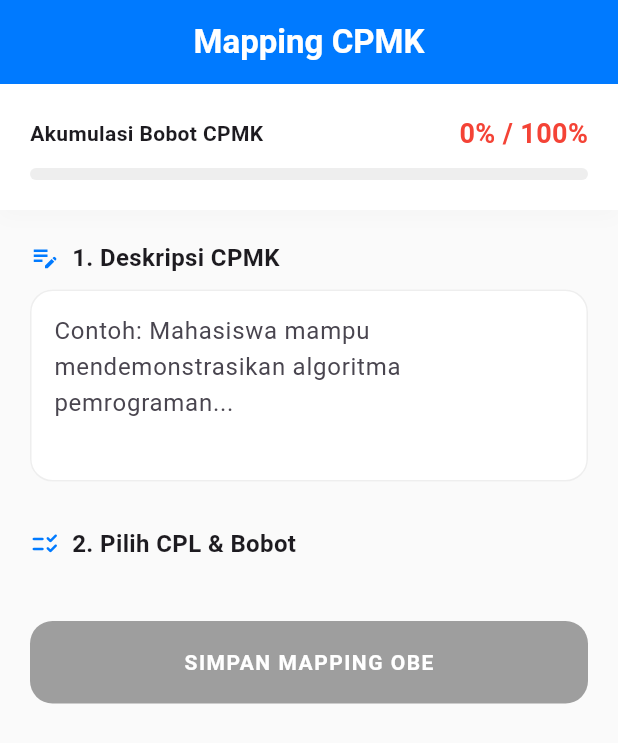
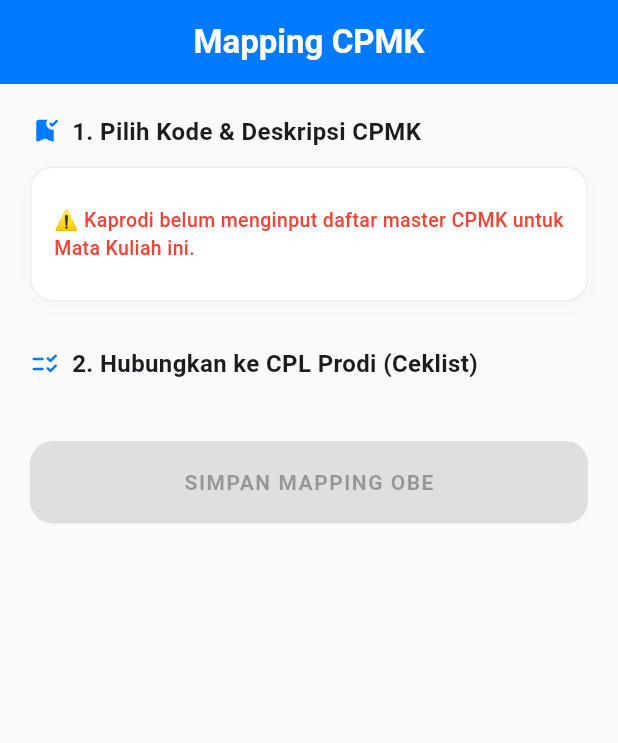
Before and after one commit to AgungRizkiSaputra/apps_obe, a Flutter app: the MappingPage screen opened directly with empty values, on a phone screen of 412 x 824 dp. Shown: the top 743 px of the screen. Run offline on Flutter 3.47's test engine with Material 3 defaults, Android fonts, the light colour scheme and no system bars; our stand-ins replace fl_chart, image_picker, pdf, printing, signature, supabase_flutter; accounts and stored records are empty; network calls fail.

Commit message:
Revisi lagi dan Menambah manage CPMK

```diff
--- a/lib/pages/dosen/mapping_page.dart
+++ b/lib/pages/dosen/mapping_page.dart
@@ -20,27 +20,50 @@ class _MappingPageState extends State<MappingPage> {
   // --- PENYELARASAN WARNA SOLID SESUAI LOGO (TANPA GRADASI) ---
   static const Color primaryColor = Color(0xFF007AFF);
 
-  Map<String, TextEditingController> _weightControllers = {};
-
+  // --- PERSENAN DIHAPUS: Weight controllers tidak digunakan lagi karena dospem minta tanpa persenan ---
   List<Map<String, dynamic>> listCpl = [];
   List<String> selectedCplIds = [];
   List<String> standarCplIds = [];
   bool isLoading = false;
 
+  List<Map<String, dynamic>> listMasterCpmk = [];
+  String? selectedMasterCpmkId;
+  String? selectedKodeCpmk;
+
   @override
   void initState() {
     super.initState();
     _fetchCplDanStandar();
+    _fetchMasterCpmkProdi();
   }
 
   @override
   void dispose() {
     _cpmkController.dispose();
-    _weightControllers.forEach((_, controller) => controller.dispose());
     super.dispose();
   }
 
-  // --- LOGIKA FETCH DATA (UTUH 100%) ---
+  // --- LOGIKA FETCH DATA MASTER CPMK PRODI (UTUH 100%) ---
+  Future<void> _fetchMasterCpmkProdi() async {
+    try {
+      final String mkId = widget.rpsData['mata_kuliah_id'].toString();
+      final response = await _supabase
+          .from('master_cpmk')
+          .select('*')
+          .eq('mata_kuliah_id', mkId)
+          .order('kode_cpmk', ascending: true);
+
+      if (mounted) {
+        setState(() {
+          listMasterCpmk = List<Map<String, dynamic>>.from(response);
+        });
+      }
+    } catch (e) {
+      debugPrint("Error mengambil master CPMK prodi: $e");
+    }
+  }
+
+  // --- LOGIKA FETCH DATA CPL (UTUH 100%) ---
   Future<void> _fetchCplDanStandar() async {
     setState(() => isLoading = true);
     try {
@@ -54,9 +77,6 @@ class _MappingPageState extends State<MappingPage> {
 
         if (!widget.isRevision) {
           selectedCplIds = List<String>.from(standarCplIds);
-          for (var id in selectedCplIds) {
-            _weightControllers[id] = TextEditingController(text: "0");
-          }
         }
       });
     } catch (e) {
@@ -64,14 +84,6 @@ class _MappingPageState extends State<MappingPage> {
     } finally {
       setState(() => isLoading = false);
     }
-  }
-
-  double _calculateTotalWeight() {
-    double total = 0;
-    _weightControllers.forEach((_, controller) {
-      total += double.tryParse(controller.text) ?? 0;
-    });
-    return total;
   }
 
   // --- LOGIKA NOTIFIKASI CUSTOM (UTUH) ---
@@ -97,25 +109,20 @@ class _MappingPageState extends State<MappingPage> {
     );
   }
 
-  // --- LOGIKA SIMPAN KOMPLIT (UTUH 100%) ---
+  // --- LOGIKA SIMPAN KOMPLIT (DIBERSIHKAN DARI ATURAN WAJIB 100%) ---
   Future<void> _simpanMapping() async {
-    if (_cpmkController.text.isEmpty || selectedCplIds.isEmpty) {
-      _showCustomNotif("Isi CPMK dan pilih minimal 1 CPL!", Colors.orange);
-      return;
-    }
-
-    double total = _calculateTotalWeight();
-    if (total != 100) {
-      _showCustomNotif("Total bobot harus pas 100%! (Sekarang: ${total.toInt()}%)", Colors.red);
+    if (selectedMasterCpmkId == null || _cpmkController.text.isEmpty || selectedCplIds.isEmpty) {
+      _showCustomNotif("Silakan pilih Kode CPMK dan pilih minimal 1 CPL hubungannya!", Colors.orange);
       return;
     }
 
     setState(() => isLoading = true);
     try {
       final rpsId = widget.rpsData['id'].toString();
+
+      // Karena dospem minta tanpa persenan, bobot otomatis kita set default 0 atau null di database gung gpp aman!
       List<Map<String, dynamic>> mappingData = selectedCplIds.map((id) {
-        int bobotInput = int.tryParse(_weightControllers[id]?.text ?? "0") ?? 0;
-        return {'cpl_id': id, 'bobot': bobotInput};
+        return {'cpl_id': id, 'bobot': 0};
       }).toList();
 
       if (widget.isRevision) await _rpsService.deleteExistingMapping(rpsId);
@@ -125,6 +132,19 @@ class _MappingPageState extends State<MappingPage> {
         deskripsi: _cpmkController.text.trim(),
         mappingData: mappingData,
       );
+
+      try {
+        await _supabase
+            .from('cpmk')
+            .update({
+              'kode_cpmk': selectedKodeCpmk,
+              'mata_kuliah_id': widget.rpsData['mata_kuliah_id'].toString()
+            })
+            .eq('rps_id', rpsId)
+            .eq('deskripsi', _cpmkController.text.trim());
+      } catch (dbErr) {
+        debugPrint("Sinkronisasi kode_cpmk dilewati: $dbErr");
+      }
 
       if (widget.isRevision) await _rpsService.tandaiRevisiSelesai(rpsId);
 
@@ -141,8 +161,8 @@ class _MappingPageState extends State<MappingPage> {
 
   @override
   Widget build(BuildContext context) {
-    double currentTotal = _calculateTotalWeight();
-    bool isDone = currentTotal == 100;
+    // Tombol simpan sekarang selalu aktif hijau selama dosen sudah memilih item pilihan gung
+    bool isReadyToSubmit = selectedMasterCpmkId != null && selectedCplIds.isNotEmpty;
 
     return Scaffold(
       backgroundColor: Colors.grey.shade50,
@@ -157,61 +177,26 @@ class _MappingPageState extends State<MappingPage> {
         ? const Center(child: CircularProgressIndicator())
         : Column(
             children: [
-              _buildWeightIndicator(currentTotal, isDone),
+              // --- SEKARANG BERSIH: Progress bar akumulasi persenan 100% di atas sudah dihilangkan penuh ---
               Expanded(
                 child: SingleChildScrollView(
                   padding: const EdgeInsets.all(20),
                   child: Column(
                     crossAxisAlignment: CrossAxisAlignment.start,
                     children: [
-                      _buildSectionTitle("1. Deskripsi CPMK", Icons.edit_note),
-                      const SizedBox(height: 10),
-                      _buildCpmkInput(),
+                      _buildSectionTitle("1. Pilih Kode & Deskripsi CPMK", Icons.bookmark_added_rounded),
+                      const SizedBox(height: 12),
+                      _buildCpmkDropdownInput(),
                       const SizedBox(height: 30),
-                      _buildSectionTitle("2. Pilih CPL & Bobot", Icons.checklist_rtl_rounded),
+                      _buildSectionTitle("2. Hubungkan ke CPL Prodi (Ceklist)", Icons.checklist_rtl_rounded),
                       const SizedBox(height: 10),
                       ...listCpl.map((cpl) => _buildCplCard(cpl)),
                       const SizedBox(height: 30),
-                      _buildSubmitButton(isDone),
+                      _buildSubmitButton(isReadyToSubmit),
                       const SizedBox(height: 20),
                     ],
                   ),
                 ),
-              ),
-            ],
-          ),
-    );
-  }
-
-  // --- KOMPONEN UI HELPER ---
-
-  Widget _buildWeightIndicator(double total, bool isDone) {
-    return Container(
-      width: double.infinity,
-      padding: const EdgeInsets.all(20),
-      decoration: BoxDecoration(
-        color: Colors.white,
-        boxShadow: [
-          BoxShadow(color: Colors.black.withOpacity(0.02), blurRadius: 10, offset: const Offset(0, 4))
-        ],
-      ),
-      child: Column(
-        children: [
-          Row(
-            mainAxisAlignment: MainAxisAlignment.spaceBetween,
-            children: [
-              const Text("Akumulasi Bobot CPMK", style: TextStyle(fontWeight: FontWeight.w600)),
-              Text("${total.toInt()}% / 100%",
-                style: TextStyle(fontWeight: FontWeight.bold, fontSize: 18, color: isDone ? Colors.green : Colors.red)),
-            ],
-          ),
-          const SizedBox(height: 10),
-          LinearProgressIndicator(
-            value: total / 100,
-            backgroundColor: Colors.grey.shade200,
-            valueColor: AlwaysStoppedAnimation<Color>(isDone ? Colors.green : Colors.orange),
-            minHeight: 8,
-            borderRadius: BorderRadius.circular(10),
               ),
             ],
           ),
@@ -228,16 +213,76 @@ class _MappingPageState extends State<MappingPage> {
     );
   }
 
-  Widget _buildCpmkInput() {
-    return TextField(
-      controller: _cpmkController,
-      maxLines: 4,
+  Widget _buildCpmkDropdownInput() {
+    return Container(
+      padding: const EdgeInsets.all(15),
+      decoration: BoxDecoration(
+        color: Colors.white,
+        borderRadius: BorderRadius.circular(15),
+        boxShadow: [BoxShadow(color: Colors.black.withOpacity(0.01), blurRadius: 10, offset: const Offset(0, 4))],
+        border: Border.all(color: Colors.grey.shade200),
+      ),
+      child: Column(
+        crossAxisAlignment: CrossAxisAlignment.start,
+        children: [
+          listMasterCpmk.isEmpty
+              ? const Padding(
+                  padding: EdgeInsets.symmetric(vertical: 10),
+                  child: Text(
+                    "⚠️ Kaprodi belum menginput daftar master CPMK untuk Mata Kuliah ini.",
+                    style: TextStyle(color: Colors.red, fontSize: 13, fontWeight: FontWeight.w500),
+                  ),
+                )
+              : DropdownButtonFormField<String>(
+                  value: selectedMasterCpmkId,
+                  hint: const Text("-- Klik Pilih Kode CPMK Kurikulum --", style: TextStyle(fontSize: 13)),
+                  isExpanded: true,
                   decoration: InputDecoration(
-        hintText: "Contoh: Mahasiswa mampu mendemonstrasikan algoritma pemrograman...",
+                    prefixIcon: const Icon(Icons.qr_code, color: primaryColor, size: 20),
                     filled: true,
-        fillColor: Colors.white,
-        border: OutlineInputBorder(borderRadius: BorderRadius.circular(15), borderSide: BorderSide(color: Colors.grey.shade300)),
-        enabledBorder: OutlineInputBorder(borderRadius: BorderRadius.circular(15), borderSide: BorderSide(color: Colors.grey.shade200)),
+                    fillColor: Colors.grey.shade50,
+                    border: OutlineInputBorder(borderRadius: BorderRadius.circular(12), borderSide: BorderSide(color: Colors.grey.shade200)),
+                    enabledBorder: OutlineInputBorder(borderRadius: BorderRadius.circular(12), borderSide: BorderSide(color: Colors.grey.shade100)),
+                  ),
+                  items: listMasterCpmk.map((item) {
+                    return DropdownMenuItem<String>(
+                      value: item['id'].toString(),
+                      child: Text(
+                        "${item['kode_cpmk']} : ${item['deskripsi']}",
+                        overflow: TextOverflow.ellipsis,
+                        style: const TextStyle(fontSize: 13, fontWeight: FontWeight.w600),
+                      ),
+                    );
+                  }).toList(),
+                  onChanged: (value) {
+                    final selectedData = listMasterCpmk.firstWhere((element) => element['id'].toString() == value);
+                    setState(() {
+                      selectedMasterCpmkId = value;
+                      selectedKodeCpmk = selectedData['kode_cpmk']?.toString();
+                      _cpmkController.text = selectedData['deskripsi']?.toString() ?? '';
+                    });
+                  },
+                ),
+          if (_cpmkController.text.isNotEmpty) ...[
+            const Padding(
+              padding: EdgeInsets.only(top: 15, bottom: 5),
+              child: Text("Deskripsi Capaian Resmi (Kaprodi):", style: TextStyle(fontWeight: FontWeight.bold, fontSize: 12, color: Colors.grey)),
+            ),
+            Container(
+              width: double.infinity,
+              padding: const EdgeInsets.all(15),
+              decoration: BoxDecoration(
+                color: Colors.grey.shade50,
+                borderRadius: BorderRadius.circular(12),
+                border: Border.all(color: Colors.grey.shade200),
+              ),
+              child: Text(
+                _cpmkController.text,
+                style: const TextStyle(fontSize: 13, height: 1.4, fontWeight: FontWeight.w500, color: Colors.black87),
+              ),
+            ),
+          ],
+        ],
       ),
     );
   }
@@ -256,9 +301,7 @@ class _MappingPageState extends State<MappingPage> {
         border: Border.all(color: isSelected ? primaryColor : Colors.transparent, width: 2),
         boxShadow: [BoxShadow(color: Colors.black.withOpacity(0.02), blurRadius: 8, offset: const Offset(0, 4))],
       ),
-      child: Column(
-        children: [
-          CheckboxListTile(
+      child: CheckboxListTile(
         activeColor: primaryColor,
         title: Row(
           children: [
@@ -279,49 +322,28 @@ class _MappingPageState extends State<MappingPage> {
           setState(() {
             if (val == true) {
               selectedCplIds.add(cplId);
-                  _weightControllers[cplId] = TextEditingController(text: "0");
             } else {
               selectedCplIds.remove(cplId);
-                  _weightControllers[cplId]?.dispose();
-                  _weightControllers.remove(cplId);
             }
           });
         },
       ),
-          if (isSelected)
-            Padding(
-              padding: const EdgeInsets.fromLTRB(15, 0, 15, 15),
-              child: TextField(
-                controller: _weightControllers[cplId],
-                keyboardType: TextInputType.number,
-                onChanged: (_) => setState(() {}),
-                decoration: InputDecoration(
-                  prefixIcon: const Icon(Icons.percent, size: 16),
-                  labelText: "Bobot (%)",
-                  filled: true,
-                  fillColor: Colors.grey.shade50,
-                  border: OutlineInputBorder(borderRadius: BorderRadius.circular(10), borderSide: BorderSide(color: Colors.grey.shade300)),
-                  enabledBorder: OutlineInputBorder(borderRadius: BorderRadius.circular(10), borderSide: BorderSide(color: Colors.grey.shade200)),
-                ),
-              ),
-            ),
-        ],
-      ),
+      // --- SEKARANG BERSIH: Textfield input bobot persen (%) di bawah list tile ini sudah dihapus total ---
     );
   }
 
-  Widget _buildSubmitButton(bool isDone) {
+  Widget _buildSubmitButton(bool isReady) {
     return SizedBox(
       width: double.infinity,
       height: 55,
       child: ElevatedButton(
         style: ElevatedButton.styleFrom(
-          backgroundColor: isDone ? Colors.green : Colors.grey,
+          backgroundColor: isReady ? Colors.green : Colors.grey,
           foregroundColor: Colors.white,
           shape: RoundedRectangleBorder(borderRadius: BorderRadius.circular(15)),
-          elevation: isDone ? 3 : 0,
+          elevation: isReady ? 3 : 0,
         ),
-        onPressed: isLoading ? null : _simpanMapping,
+        onPressed: (isLoading || !isReady) ? null : _simpanMapping,
         child: Text(
           isLoading ? "PROSES MENYIMPAN..." : "SIMPAN MAPPING OBE",
           style: const TextStyle(fontWeight: FontWeight.bold, letterSpacing: 1),
--- a/lib/pages/kaprodi/dashboard_kaprodi.dart
+++ b/lib/pages/kaprodi/dashboard_kaprodi.dart
@@ -8,6 +8,7 @@ import '../../shared/detail_rps_page.dart';
 import '../auth/login_page.dart';
 import 'manage_mk_page.dart';
 import 'manage_dosen_page.dart';
+import 'manage_cpmk_page.dart'; // --- IMPORT HALAMAN BARU MASTER CPMK ---
 import 'package:fl_chart/fl_chart.dart';
 import 'profile_kaprodi_page.dart';
 
@@ -90,11 +91,8 @@ class _DashboardKaprodiState extends State<DashboardKaprodi> {
   // --- LOGIKA CETAK PDF MANDIRI KAPRODI (UTUH DENGAN EMBEDDED PDF HELPER ENGINE) ---
   Future<void> _printKaprodiPdf(String rpsId) async {
     try {
-      // 1. Ambil data detail lengkap dokumen RPS master
       final fullData = await rpsService.getRpsDetail(rpsId);
-      // 2. Ambil data sebaran matriks CPMK & CPL kurikulum prodi
       final mapping = await rpsService.getMappingFullForPdf(rpsId);
-      // 3. Eksekusi cetak lembar fisik via layout PDF helper
       await PdfHelper.cetakRps(fullData, mapping);
     } catch (e) {
       debugPrint("Gagal memproses cetak berkas: $e");
@@ -345,7 +343,6 @@ class _DashboardKaprodiState extends State<DashboardKaprodi> {
           children: [
             Text("Oleh: ${rps['users']?['nama'] ?? '-'}", style: const TextStyle(fontSize: 12, color: Colors.grey)),
             const SizedBox(height: 8),
-            // --- MENAMPILKAN ICON NOTIF REVISI DI SEBELAH CHIP STATUS ---
             Row(
               children: [
                 _buildSmallStatusChip(status, statusColor),
@@ -356,7 +353,6 @@ class _DashboardKaprodiState extends State<DashboardKaprodi> {
                   ),
               ],
             ),
-            // --- MENAMPILKAN TEKS CATATAN REVISI JIKA ADA ---
             if (status == 'revisi' && rps['catatan'] != null)
               Padding(
                 padding: const EdgeInsets.only(top: 6),
@@ -372,14 +368,12 @@ class _DashboardKaprodiState extends State<DashboardKaprodi> {
         trailing: Row(
           mainAxisSize: MainAxisSize.min,
           children: [
-            // --- KONDISI AMAN: TOMBOL HANYA AKTIF MUNCUL UNTUK YANG APPROVED/DISETUJUI ---
             if (status == 'approved')
               IconButton(
                 icon: const Icon(Icons.print_rounded, color: primaryColor, size: 22),
                 tooltip: 'Cetak RPS',
                 onPressed: () async {
                   _showCustomNotif("Mempersiapkan berkas PDF...", primaryColor);
-                  // Jalankan fungsi cetak gabungan dari layout PdfHelper Dosen
                   await _printKaprodiPdf(rps['id'].toString());
                 },
               ),
@@ -400,6 +394,8 @@ class _DashboardKaprodiState extends State<DashboardKaprodi> {
       ),
     );
   }
+
+  Widget _buildElenaState() => _buildEmptyState();
 
   Widget _buildEmptyState() {
     return const Center(
@@ -436,6 +432,10 @@ class _DashboardKaprodiState extends State<DashboardKaprodi> {
           ),
           _buildDrawerItem(Icons.book_outlined, "Data Mata Kuliah", primaryColor, () => Navigator.push(context, MaterialPageRoute(builder: (context) => const ManageMkPage())).then((_) => _refreshData())),
           _buildDrawerItem(Icons.assignment_turned_in_outlined, "Data CPL Prodi", Colors.green, () => Navigator.push(context, MaterialPageRoute(builder: (context) => const ManageCplPage())).then((_) => _refreshData())),
+
+          // --- FIX TAMBAHAN FITUR: MENYISIPKAN ITEM MENU DATA MASTER CPMK BARU DI SIDEBAR KAPRODI ---
+          _buildDrawerItem(Icons.bookmark_added_outlined, "Data CPMK Prodi", const Color(0xFF00A896), () => Navigator.push(context, MaterialPageRoute(builder: (context) => const ManageCpmkPage())).then((_) => _refreshData())),
+
           _buildDrawerItem(Icons.people_outline, "Data Dosen", Colors.orange, () => Navigator.push(context, MaterialPageRoute(builder: (context) => const ManageDosenPage()))),
           _buildDrawerItem(Icons.account_tree_outlined, "Set Standar CPL MK", Colors.purple, () => Navigator.push(context, MaterialPageRoute(builder: (context) => const SetStandarMappingPage()))),
           const Divider(),
--- a/lib/services/rps_service.dart
+++ b/lib/services/rps_service.dart
@@ -206,28 +206,30 @@ class RpsService {
     }
   }
 
-  // Tambah MK Baru
-  Future<void> addMataKuliah(String kode, String nama, int sks, int semester) async {
+  // --- UPDATE: TAMBAH MK BARU DENGAN PARAMETER OPSIONAL DESKRIPSI MASTER ---
+  Future<void> addMataKuliah(String kode, String nama, int sks, int semester, {String? deskripsi}) async {
     try {
       await supabase.from('mata_kuliah').insert({
         'kode_mk': kode,
         'nama_mk': nama,
         'sks': sks,
         'semester': semester,
+        'deskripsi': deskripsi, // Memasukkan teks deskripsi kurikulum terpusat
       });
     } catch (e) {
       throw 'Gagal menambah MK: $e';
     }
   }
 
-  // Edit Mata Kuliah
-  Future<void> updateMataKuliah(String id, String kode, String nama, int sks, int semester) async {
+  // --- UPDATE: EDIT MATA KULIAH DENGAN PARAMETER OPSIONAL DESKRIPSI MASTER ---
+  Future<void> updateMataKuliah(String id, String kode, String nama, int sks, int semester, {String? deskripsi}) async {
     try {
       await supabase.from('mata_kuliah').update({
         'kode_mk': kode,
         'nama_mk': nama,
         'sks': sks,
         'semester': semester,
+        'deskripsi': deskripsi, // Memperbarui teks deskripsi kurikulum terpusat
       }).eq('id', id);
     } catch (e) {
       throw 'Gagal memperbarui MK: $e';
@@ -309,7 +311,7 @@ class RpsService {
     }
   }
 
-  // 14. Ambil Data Semua Dosen
+  // 14. Data Semua Dosen
   Future<List<Map<String, dynamic>>> getAllDosen() async {
     try {
       final response = await supabase
@@ -522,4 +524,31 @@ class RpsService {
       throw 'Gagal mendaftarkan dosen: $e';
     }
   }
+
+  // --- FUNGSI MASTER: AMBIL SEMUA DATA MASTER CPMK JOIN MATA KULIAH ---
+  // --- FIX EROR: SEKARANG KUERI MENEMBAK TEPAT KE TABEL BARU 'master_cpmk' ---
+  Future<List<Map<String, dynamic>>> getAllMasterCpmk() async {
+    try {
+      final response = await supabase
+          .from('master_cpmk') // ← Diubah dari 'cpmk' menjadi 'master_cpmk'
+          .select('*, mata_kuliah(nama_mk)')
+          .order('kode_cpmk', ascending: true);
+      return List<Map<String, dynamic>>.from(response);
+    } catch (e) {
+      throw 'Gagal mengambil master CPMK: $e';
+    }
+  }
+
+  // --- FIX EROR: PROSES INSERT DATA JGA MENEMBAK KE TABEL BARU 'master_cpmk' ---
+  Future<void> addMasterCpmk(String kode, String deskripsi, String mkId) async {
+    try {
+      await supabase.from('master_cpmk').insert({ // ← Diubah dari 'cpmk' menjadi 'master_cpmk'
+        'kode_cpmk': kode,
+        'deskripsi': deskripsi,
+        'mata_kuliah_id': mkId,
+      });
+    } catch (e) {
+      throw 'Gagal menambah master CPMK: $e';
+    }
+  }
 }
--- a/lib/shared/detail_rps_page.dart
+++ b/lib/shared/detail_rps_page.dart
@@ -315,6 +315,7 @@ class _DetailRpsPageState extends State<DetailRpsPage> {
     );
   }
 
+  // --- MODIFIKASI: PERSENAN BERHASIL DIHILANGKAN DARI HALAMAN DETAIL TAMPILAN SESUAI PERINTAH DOSPEM ---
   Widget _buildCpmkCard(Map<String, dynamic> c) {
     final mapping = (c['mapping_cpl_cpmk'] as List?) ?? [];
     return Card(
@@ -341,7 +342,8 @@ class _DetailRpsPageState extends State<DetailRpsPage> {
                     Container(
                       padding: const EdgeInsets.symmetric(horizontal: 8, vertical: 4),
                       decoration: BoxDecoration(color: const Color(0xFFF0F7FF), borderRadius: BorderRadius.circular(6)),
-                      child: Text("${m['cpl']['kode_cpl']} (${m['bobot'] ?? 0}%)", style: const TextStyle(fontWeight: FontWeight.bold, fontSize: 10, color: primaryColor)),
+                      // Kode persenan lama `(${m['bobot'] ?? 0}%)` resmi dihapus total gung biar murni ceklist kurikulum saja
+                      child: Text("${m['cpl']['kode_cpl']}", style: const TextStyle(fontWeight: FontWeight.bold, fontSize: 10, color: primaryColor)),
                     ),
                     const SizedBox(width: 12),
                     Expanded(child: Text(m['cpl']['deskripsi'], style: const TextStyle(fontSize: 12, color: Colors.black87))),
```
Also changed, not shown: lib/pages/kaprodi/manage_cpmk_page.dart (added, +223 -0 lines), lib/pages/kaprodi/manage_mk_page.dart (+49 -7 lines), lib/services/pdf_helper.dart (+45 -7 lines). Lines whose indentation alone changed are shown as unchanged.
